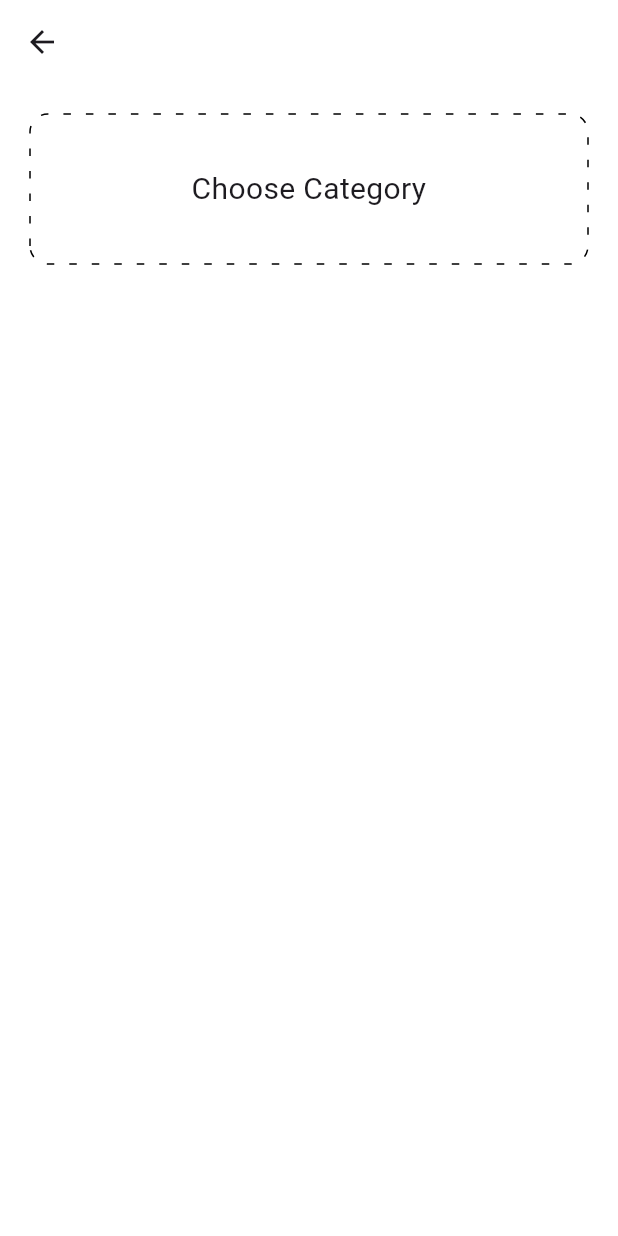
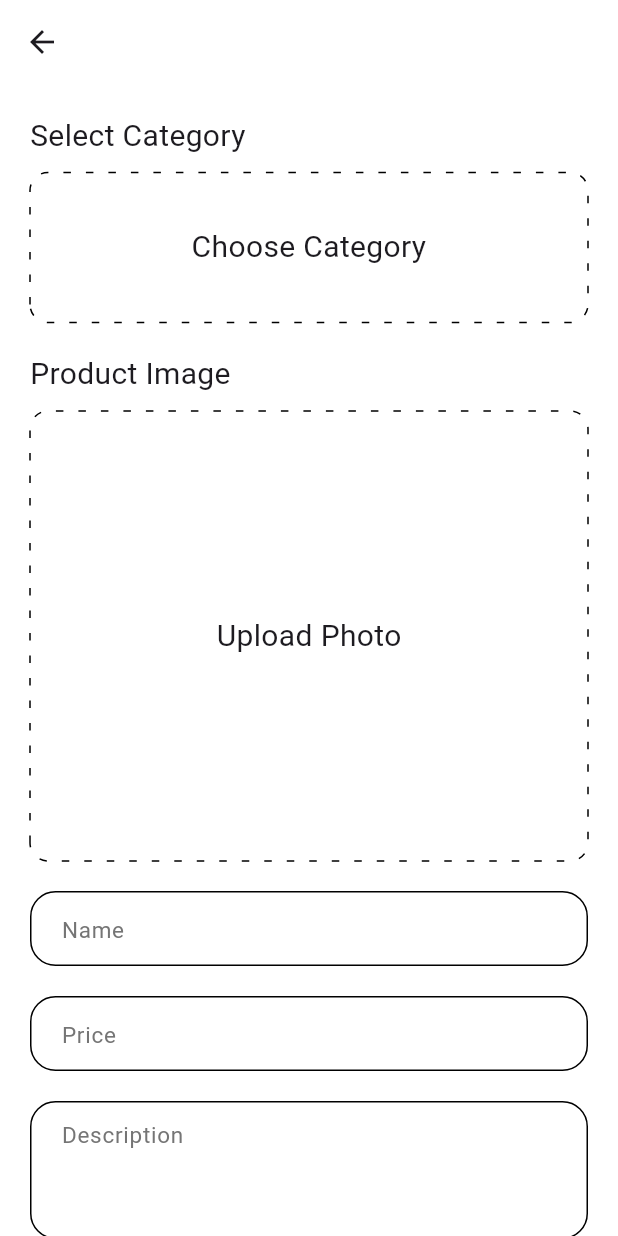
Before and after one commit to DamodharGona/ECOMMERCE1, a Flutter app: the AddEditProductScreen screen opened by its route, on a phone screen of 412 x 824 dp. Run offline on Flutter 3.47's test engine with Material 3 defaults, Android fonts, the phone set to English and light mode, and no system bars; drawn by our look-alikes of dotted_border; our stand-ins replace cached_network_image, cloud_firestore, dropdown_button2, equatable, firebase_auth, firebase_core and 4 more; missing offline and left inert: secure_shared_preferences; accounts and stored records are empty.

Commit message:
sorted imports

```diff
--- a/lib/src/features/merchants/screens/auth/merchant_login_screen.dart
+++ b/lib/src/features/merchants/screens/auth/merchant_login_screen.dart
@@ -1,7 +1,8 @@
+import 'package:flutter/material.dart';
+
 import 'package:ecommerce/src/shared/widgets/multi_auth_widget.dart';
 import 'package:ecommerce/src/shared/widgets/my_button_widget.dart';
 import 'package:ecommerce/src/shared/widgets/my_text_field_widget.dart';
-import 'package:flutter/material.dart';
 
 class MerchantLoginScreen extends StatefulWidget {
   const MerchantLoginScreen({super.key});
--- a/lib/src/features/merchants/screens/auth/merchant_register_screen.dart
+++ b/lib/src/features/merchants/screens/auth/merchant_register_screen.dart
@@ -1,4 +1,3 @@
-import 'package:ecommerce/src/shared/model/merchant_model.dart';
 import 'package:flutter/material.dart';
 
 import 'package:ecommerce/src/core/enum/enums.dart';
@@ -9,6 +8,7 @@ import 'package:ecommerce/src/core/utils/extensions/string_extensions.dart';
 import 'package:ecommerce/src/core/utils/utils.dart';
 import 'package:ecommerce/src/features/merchants/service/merchant_auth_service.dart';
 import 'package:ecommerce/src/shared/model/dropdown_model.dart';
+import 'package:ecommerce/src/shared/model/merchant_model.dart';
 import 'package:ecommerce/src/shared/service/app_shared_pref.dart';
 import 'package:ecommerce/src/shared/service/common_service.dart';
 import 'package:ecommerce/src/shared/widgets/dropdown_button_widget.dart';
--- a/lib/src/features/merchants/screens/dashboard/merchant_bottom_navbar.dart
+++ b/lib/src/features/merchants/screens/dashboard/merchant_bottom_navbar.dart
@@ -1,8 +1,9 @@
+import 'package:flutter/material.dart';
+import 'package:flutter_svg/svg.dart';
+
 import 'package:ecommerce/src/features/merchants/screens/dashboard/merchant_dashboard_screen.dart';
 import 'package:ecommerce/src/features/merchants/screens/orders/merchant_orders_screen.dart';
 import 'package:ecommerce/src/features/merchants/screens/products/merchant_product_screen.dart';
-import 'package:flutter/material.dart';
-import 'package:flutter_svg/svg.dart';
 
 class MerchantBottomNavbar extends StatefulWidget {
   const MerchantBottomNavbar({Key? key}) : super(key: key);
--- a/lib/src/features/merchants/screens/dashboard/merchant_dashboard_screen.dart
+++ b/lib/src/features/merchants/screens/dashboard/merchant_dashboard_screen.dart
@@ -1,7 +1,8 @@
+import 'package:flutter/material.dart';
+import 'package:provider/provider.dart';
+
 import 'package:ecommerce/src/core/routes/route_constants.dart';
 import 'package:ecommerce/src/shared/providers/auth_provider.dart';
-import 'package:flutter/material.dart';
-import 'package:provider/provider.dart';
 
 class MerchantDashboardScreen extends StatelessWidget {
   const MerchantDashboardScreen({super.key});
--- a/lib/src/features/merchants/screens/products/add_edit_product_screen.dart
+++ b/lib/src/features/merchants/screens/products/add_edit_product_screen.dart
@@ -1,8 +1,14 @@
+import 'dart:io';
+
 import 'package:cached_network_image/cached_network_image.dart';
 import 'package:dotted_border/dotted_border.dart';
+import 'package:flutter/cupertino.dart';
+import 'package:flutter/material.dart';
+
+import 'package:ecommerce/src/core/utils/utils.dart';
 import 'package:ecommerce/src/features/merchants/screens/products/select_category_bottomsheet.dart';
 import 'package:ecommerce/src/shared/model/category_model.dart';
-import 'package:flutter/material.dart';
+import 'package:ecommerce/src/shared/widgets/my_text_field_widget.dart';
 
 class AddEditProductScreen extends StatefulWidget {
   const AddEditProductScreen({super.key});
@@ -13,6 +19,7 @@ class AddEditProductScreen extends StatefulWidget {
 
 class _AddEditProductScreenState extends State<AddEditProductScreen> {
   CategoryModel selectedCategory = const CategoryModel();
+  File? productPhotoFile;
 
   void openBottomSheet() {
     showModalBottomSheet(
@@ -28,6 +35,11 @@ class _AddEditProductScreenState extends State<AddEditProductScreen> {
         );
       },
     );
+  }
+
+  Future<void> chooseProductImage() async {
+    productPhotoFile = await pickImageFromGallery(context);
+    setState(() {});
   }
 
   @override
@@ -60,20 +72,112 @@ class _AddEditProductScreenState extends State<AddEditProductScreen> {
           const SizedBox(width: 20),
         ],
       ),
-      body: Padding(
+      body: SingleChildScrollView(
+        child: Padding(
           padding: const EdgeInsets.symmetric(horizontal: 20),
           child: Column(
+            crossAxisAlignment: CrossAxisAlignment.start,
             children: [
               const SizedBox(height: 20),
+              const Text('Select Category', style: TextStyle(fontSize: 20)),
+              const SizedBox(height: 10),
+              _ChooseCategoryWidget(
+                category: selectedCategory,
+                bottomSheet: openBottomSheet,
+              ),
+              const SizedBox(height: 20),
+              const Text('Product Image', style: TextStyle(fontSize: 20)),
+              const SizedBox(height: 10),
               GestureDetector(
-              onTap: openBottomSheet,
+                onTap: chooseProductImage,
+                child: SizedBox(
+                  height: 300,
+                  child: DottedBorder(
+                    borderType: BorderType.RRect,
+                    dashPattern: const [5, 10],
+                    radius: const Radius.circular(12),
+                    child: productPhotoFile != null
+                        ? Padding(
+                            padding: const EdgeInsets.all(8.0),
+                            child: Image.file(
+                              productPhotoFile!,
+                              fit: BoxFit.cover,
+                            ),
+                          )
+                        : const Center(
+                            child: Text(
+                              'Upload Photo',
+                              style: TextStyle(fontSize: 20),
+                            ),
+                          ),
+                  ),
+                ),
+              ),
+              const SizedBox(height: 20),
+              MyTextFieldWidget(
+                text: 'Name',
+                controller: TextEditingController(),
+              ),
+              const SizedBox(height: 20),
+              MyTextFieldWidget(
+                text: 'Price',
+                controller: TextEditingController(),
+              ),
+              const SizedBox(height: 20),
+              MyTextFieldWidget(
+                text: 'Description',
+                isAddress: true,
+                controller: TextEditingController(),
+              ),
+              const SizedBox(height: 20),
+              MyTextFieldWidget(
+                text: 'Specification',
+                isAddress: true,
+                controller: TextEditingController(),
+              ),
+              const SizedBox(height: 20),
+              MyTextFieldWidget(
+                text: 'Discount Percent',
+                controller: TextEditingController(),
+              ),
+              const SizedBox(height: 20),
+              ListTile(
+                title: const Text('Is Out Of Stock'),
+                contentPadding: EdgeInsets.zero,
+                trailing: CupertinoSwitch(
+                  value: true,
+                  onChanged: (value) {},
+                ),
+              ),
+              const SizedBox(height: 20),
+            ],
+          ),
+        ),
+      ),
+    );
+  }
+}
+
+class _ChooseCategoryWidget extends StatelessWidget {
+  final Function()? bottomSheet;
+  final CategoryModel category;
+
+  const _ChooseCategoryWidget({
+    this.bottomSheet,
+    required this.category,
+  });
+
+  @override
+  Widget build(BuildContext context) {
+    return GestureDetector(
+      onTap: bottomSheet,
       child: SizedBox(
         height: 100,
         child: DottedBorder(
           borderType: BorderType.RRect,
           dashPattern: const [5, 10],
           radius: const Radius.circular(12),
-                  child: selectedCategory.id.isNotEmpty
+          child: category.id.isNotEmpty
               ? Center(
                   child: Row(
                     mainAxisAlignment: MainAxisAlignment.start,
@@ -83,7 +187,7 @@ class _AddEditProductScreenState extends State<AddEditProductScreen> {
                       ClipRRect(
                         borderRadius: BorderRadius.circular(50),
                         child: CachedNetworkImage(
-                                  imageUrl: selectedCategory.imageUrl,
+                          imageUrl: category.imageUrl,
                           fit: BoxFit.cover,
                           height: 90,
                           width: 90,
@@ -91,7 +195,7 @@ class _AddEditProductScreenState extends State<AddEditProductScreen> {
                       ),
                       const SizedBox(width: 20),
                       Text(
-                                selectedCategory.name,
+                        category.name,
                         style: const TextStyle(fontSize: 20),
                       ),
                     ],
@@ -115,10 +219,6 @@ class _AddEditProductScreenState extends State<AddEditProductScreen> {
                 ),
         ),
       ),
-            ),
-          ],
-        ),
-      ),
     );
   }
 }
--- a/lib/src/features/merchants/screens/products/merchant_product_screen.dart
+++ b/lib/src/features/merchants/screens/products/merchant_product_screen.dart
@@ -1,5 +1,6 @@
+import 'package:flutter/material.dart';
+
 import 'package:ecommerce/src/core/routes/route_constants.dart';
-import 'package:flutter/material.dart';
 
 class MerchantProductScreen extends StatefulWidget {
   const MerchantProductScreen({super.key});
--- a/lib/src/features/merchants/screens/products/select_category_bottomsheet.dart
+++ b/lib/src/features/merchants/screens/products/select_category_bottomsheet.dart
@@ -1,8 +1,9 @@
 import 'package:cached_network_image/cached_network_image.dart';
+import 'package:flutter/material.dart';
+import 'package:shimmer/shimmer.dart';
+
 import 'package:ecommerce/src/features/admin/service/admin_service.dart';
 import 'package:ecommerce/src/shared/model/category_model.dart';
-import 'package:flutter/material.dart';
-import 'package:shimmer/shimmer.dart';
 
 class SelectCategoryBottomsheet extends StatefulWidget {
   final Function(CategoryModel category)? onSelect;
--- a/lib/src/features/merchants/service/merchant_auth_service.dart
+++ b/lib/src/features/merchants/service/merchant_auth_service.dart
@@ -1,7 +1,8 @@
+import 'package:flutter/material.dart';
+
 import 'package:ecommerce/src/core/service/firebase_service.dart';
 import 'package:ecommerce/src/shared/model/merchant_model.dart';
 import 'package:ecommerce/src/shared/service/firebase_auth_service.dart';
-import 'package:flutter/material.dart';
 
 class MerchantAuthService {
   MerchantAuthService._privateConstructor();
--- a/lib/src/features/user/screens/dashboard/user_dashboard_screen.dart
+++ b/lib/src/features/user/screens/dashboard/user_dashboard_screen.dart
@@ -1,7 +1,8 @@
+import 'package:flutter/material.dart';
+import 'package:provider/provider.dart';
+
 import 'package:ecommerce/src/core/routes/route_constants.dart';
 import 'package:ecommerce/src/shared/providers/auth_provider.dart';
-import 'package:flutter/material.dart';
-import 'package:provider/provider.dart';
 
 class UserDashboardScreen extends StatelessWidget {
   const UserDashboardScreen({super.key});
--- a/lib/src/shared/providers/auth_provider.dart
+++ b/lib/src/shared/providers/auth_provider.dart
@@ -1,5 +1,6 @@
+import 'package:flutter/material.dart';
+
 import 'package:ecommerce/src/shared/service/firebase_auth_service.dart';
-import 'package:flutter/material.dart';
 
 class AuthProvider extends ChangeNotifier {
   bool _isUserLoggedIn = false;
--- a/lib/src/shared/service/app_shared_pref.dart
+++ b/lib/src/shared/service/app_shared_pref.dart
@@ -1,5 +1,6 @@
+import 'package:secure_shared_preferences/secure_shared_pref.dart';
+
 import 'package:ecommerce/src/core/utils/constants/local_data_constants.dart';
-import 'package:secure_shared_preferences/secure_shared_pref.dart';
 
 class AppSharedPrefs {
   static late SecureSharedPref _preferences;
--- a/lib/src/shared/service/common_service.dart
+++ b/lib/src/shared/service/common_service.dart
@@ -1,8 +1,9 @@
 import 'dart:convert';
+
+import 'package:flutter/services.dart';
 
 import 'package:ecommerce/src/core/model/firebase_response_model.dart';
 import 'package:ecommerce/src/shared/model/dropdown_model.dart';
-import 'package:flutter/services.dart';
 
 class CommonService {
   CommonService._privateConstructor();
--- a/lib/src/shared/widgets/dropdown_button_widget.dart
+++ b/lib/src/shared/widgets/dropdown_button_widget.dart
@@ -1,6 +1,7 @@
 import 'package:dropdown_button2/dropdown_button2.dart';
+import 'package:flutter/material.dart';
+
 import 'package:ecommerce/src/shared/model/dropdown_model.dart';
-import 'package:flutter/material.dart';
 
 class DropdownButtonWidget extends StatelessWidget {
   final DropdownModel? selectedState;
--- a/lib/src/shared/widgets/multi_auth_widget.dart
+++ b/lib/src/shared/widgets/multi_auth_widget.dart
@@ -1,5 +1,6 @@
+import 'package:flutter/material.dart';
+
 import 'package:ecommerce/src/core/routes/route_constants.dart';
-import 'package:flutter/material.dart';
 
 class MultiAuthWidget extends StatelessWidget {
   const MultiAuthWidget({super.key});
--- a/lib/src/shared/widgets/password_validation_widget.dart
+++ b/lib/src/shared/widgets/password_validation_widget.dart
@@ -1,5 +1,6 @@
+import 'package:flutter/material.dart';
+
 import 'package:ecommerce/src/core/utils/extensions/string_extensions.dart';
-import 'package:flutter/material.dart';
 
 class PasswordValidationWidget extends StatelessWidget {
   final String password;
--- a/lib/src/shared/widgets/registration_widget.dart
+++ b/lib/src/shared/widgets/registration_widget.dart
@@ -1,7 +1,8 @@
+import 'package:flutter/material.dart';
+
 import 'package:ecommerce/src/core/utils/extensions/string_extensions.dart';
 import 'package:ecommerce/src/shared/widgets/my_text_field_widget.dart';
 import 'package:ecommerce/src/shared/widgets/password_validation_widget.dart';
-import 'package:flutter/material.dart';
 
 class RegistrationWidget extends StatelessWidget {
   final TextEditingController nameController;
```
Also changed, not shown: lib/main.dart (+5 -5 lines), lib/src/shared/model/product_model.dart (added, +61 -0 lines), lib/src/shared/screens/splash_screen.dart (+4 -4 lines), lib/src/shared/service/firebase_auth_service.dart (+4 -3 lines). Lines whose indentation alone changed are shown as unchanged.
